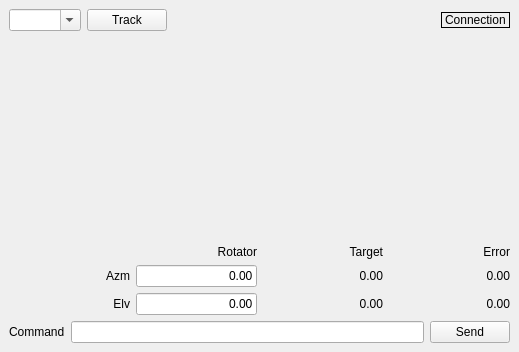
Old version of the form gui/ui/rotator.ui in the repository ivantaran/satviewer.
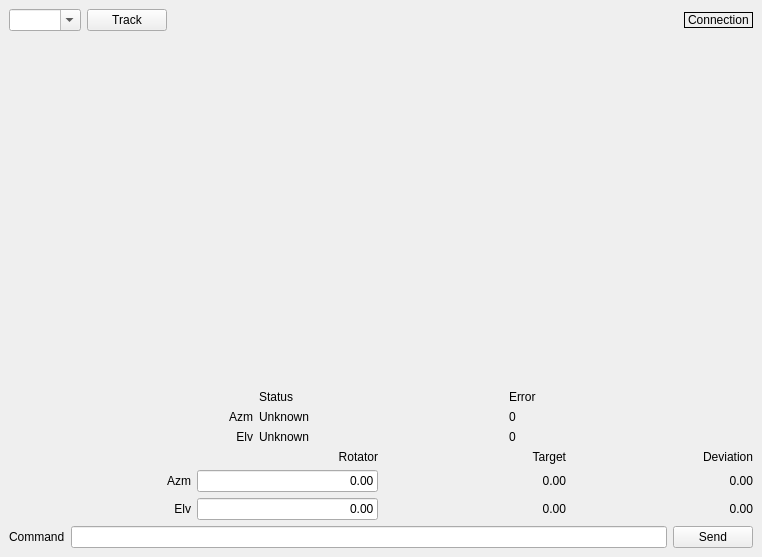
New version of the form.

Diff of the .ui file:
```diff
--- a/gui/ui/rotator.ui
+++ b/gui/ui/rotator.ui
@@ -6,8 +6,8 @@
    <rect>
     <x>0</x>
     <y>0</y>
-    <width>519</width>
-    <height>352</height>
+    <width>762</width>
+    <height>557</height>
    </rect>
   </property>
   <property name="windowTitle">
@@ -95,12 +95,78 @@
       </property>
      </spacer>
     </item>
+    <item>
+     <layout class="QGridLayout" name="gridLayout_2">
+      <item row="3" column="2">
+       <widget class="QLabel" name="labelElevationStatus">
+        <property name="text">
+         <string>Unknown</string>
+        </property>
+       </widget>
+      </item>
+      <item row="3" column="1">
+       <widget class="QLabel" name="label_5">
+        <property name="text">
+         <string>Elv</string>
+        </property>
+        <property name="alignment">
+         <set>Qt::AlignRight|Qt::AlignTrailing|Qt::AlignVCenter</set>
+        </property>
+       </widget>
+      </item>
+      <item row="2" column="1">
+       <widget class="QLabel" name="label_6">
+        <property name="text">
+         <string>Azm</string>
+        </property>
+        <property name="alignment">
+         <set>Qt::AlignRight|Qt::AlignTrailing|Qt::AlignVCenter</set>
+        </property>
+       </widget>
+      </item>
+      <item row="2" column="2">
+       <widget class="QLabel" name="labelAzimuthStatus">
+        <property name="text">
+         <string>Unknown</string>
+        </property>
+       </widget>
+      </item>
+      <item row="1" column="2">
+       <widget class="QLabel" name="label_4">
+        <property name="text">
+         <string>Status</string>
+        </property>
+       </widget>
+      </item>
+      <item row="1" column="3">
+       <widget class="QLabel" name="label_10">
+        <property name="text">
+         <string>Error</string>
+        </property>
+       </widget>
+      </item>
+      <item row="2" column="3">
+       <widget class="QLabel" name="labelAzimuthError">
+        <property name="text">
+         <string>0</string>
+        </property>
+       </widget>
+      </item>
+      <item row="3" column="3">
+       <widget class="QLabel" name="labelElevationError">
+        <property name="text">
+         <string>0</string>
+        </property>
+       </widget>
+      </item>
+     </layout>
+    </item>
     <item>
      <layout class="QGridLayout" name="gridLayout">
       <item row="0" column="4">
        <widget class="QLabel" name="label_9">
         <property name="text">
-         <string>Error</string>
+         <string>Deviation</string>
         </property>
         <property name="alignment">
          <set>Qt::AlignRight|Qt::AlignTrailing|Qt::AlignVCenter</set>
@@ -147,7 +213,7 @@
        </widget>
       </item>
       <item row="1" column="4">
-       <widget class="QLabel" name="labelAzimuthError">
+       <widget class="QLabel" name="labelAzimuthDeviation">
         <property name="text">
          <string>0.00</string>
         </property>
@@ -177,7 +243,7 @@
        </widget>
       </item>
       <item row="2" column="4">
-       <widget class="QLabel" name="labelElevationError">
+       <widget class="QLabel" name="labelElevationDeviation">
         <property name="text">
          <string>0.00</string>
         </property>
```
